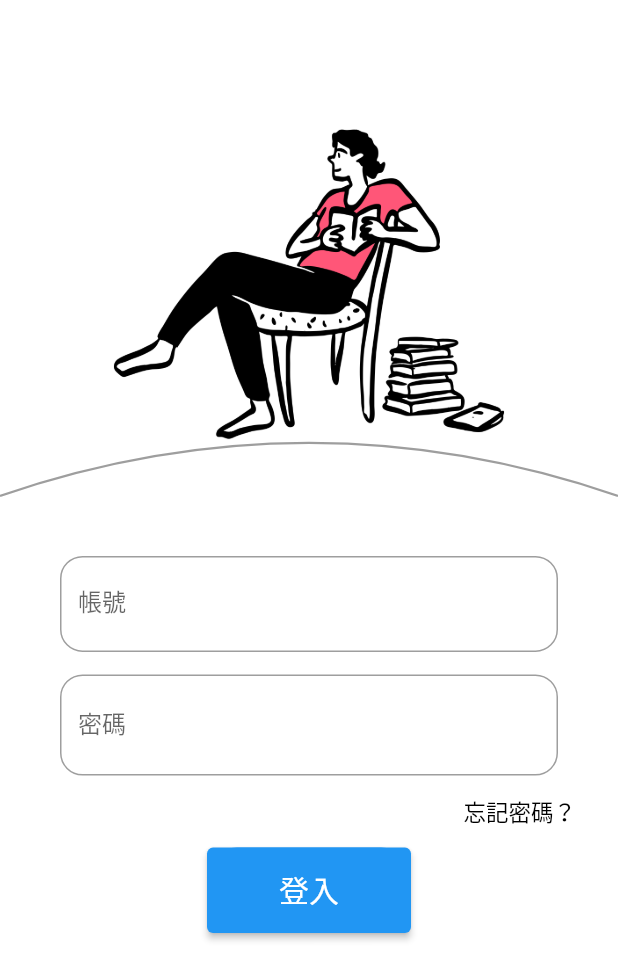
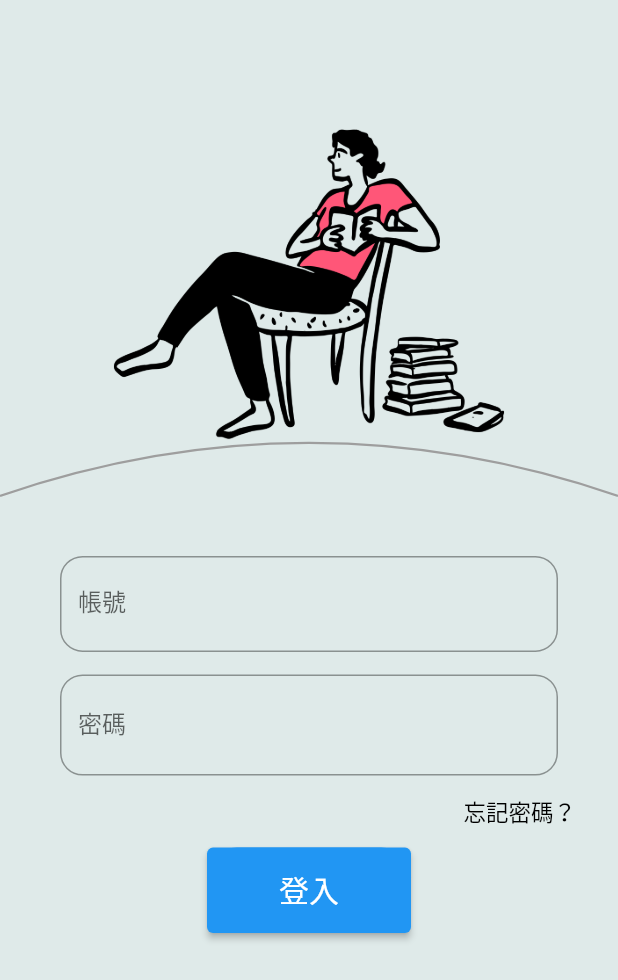
Before and after one commit to sixkwnp/NCU_Reservation_APP, a Flutter app: the screen it shows after launch, on a phone screen of 412 x 824 dp. Shown: the top 980 px of the screen. Run offline on Flutter 3.47's test engine with Material 2 defaults, Android fonts, the phone set to English and light mode, and no system bars.

Commit message:
[Feat] Change background color of the Scaffold

```diff
--- a/lib/page/loginPage.dart
+++ b/lib/page/loginPage.dart
@@ -16,7 +16,7 @@ class _loginPageState extends State<loginPage> {
   @override
   Widget build(BuildContext context) {
     return Scaffold(
-      backgroundColor: Colors.white,
+      backgroundColor: const Color.fromARGB(255, 223, 234, 233),
       body: SingleChildScrollView(
         child: Column(
           children: <Widget>[
```
